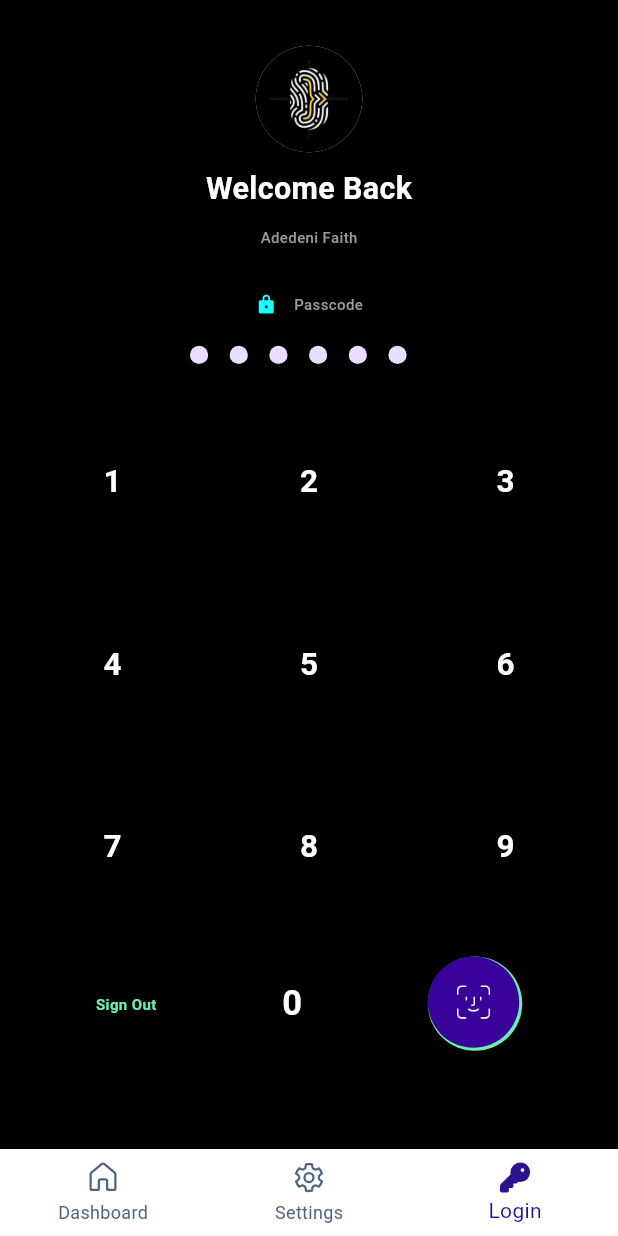
After one commit to adedeni/dynamic-screens, a Flutter app: the screen it shows after launch, item 3 of the bottom bar chosen, on a phone screen of 412 x 824 dp. The commit adds this screen. Run offline on Flutter 3.47's test engine with Material 3 defaults, Android fonts, the phone set to English and light mode, and no system bars; our stand-ins replace fluentui_icons, gap.

Commit message:
design a classic login screen with sign out and face id button

```diff
--- a/lib/class/bottom_bar.dart
+++ b/lib/class/bottom_bar.dart
@@ -1,6 +1,7 @@
 import 'package:fluentui_icons/fluentui_icons.dart';
 import 'package:flutter/material.dart';
 import 'package:screens/screens/home.dart';
+import 'package:screens/screens/login.dart';
 import 'package:screens/utils/app_layout.dart';
 import 'package:screens/utils/styles.dart';
 import '../screens/settings.dart';
@@ -17,6 +18,7 @@ class _BottomBarState extends State<BottomBar> {
   static final List<Widget> _widgetOptions =<Widget> [
     const Home(),
     const Settings(),
+    const Login(),
   ];
   void _onItemTapped(int index) {
     setState(() {
@@ -38,10 +40,15 @@ class _BottomBarState extends State<BottomBar> {
              label: 'Dashboard',
           ),
           BottomNavigationBarItem(
-              icon: Icon(FluentSystemIcons.ic_fluent_person_filled),
-              activeIcon: Icon(FluentSystemIcons.ic_fluent_person_filled),
-             label: 'Profile',
+              icon: Icon(FluentSystemIcons.ic_fluent_settings_regular),
+              activeIcon: Icon(FluentSystemIcons.ic_fluent_settings_filled),
+             label: 'Settings',
           ),
+          BottomNavigationBarItem(
+              icon: Icon(FluentSystemIcons.ic_fluent_key_regular),
+              activeIcon: Icon(FluentSystemIcons.ic_fluent_key_filled),
+             label: 'Login',
+          )
         ],
         currentIndex: _selectedIndex,
         backgroundColor: Colors.white,
--- /dev/null
+++ b/lib/screens/login.dart
@@ -0,0 +1,155 @@
+import 'package:fluentui_icons/fluentui_icons.dart';
+import 'package:flutter/material.dart';
+import 'package:gap/gap.dart';
+import 'package:screens/utils/app_layout.dart';
+import 'package:screens/utils/styles.dart';
+
+class Login extends StatelessWidget {
+  const Login({super.key});
+
+  @override
+  Widget build(BuildContext context) {
+    return Scaffold(
+      backgroundColor: Colors.black,
+      body: Container(
+        padding: EdgeInsets.symmetric(
+          horizontal: AppLayout.getWidth(context, 20),
+          vertical: AppLayout.getHeight(context, 20),
+        ),
+        child: Column(
+          children: [
+            Gap(AppLayout.getHeight(context, 10)),
+            Center(
+              child: CircleAvatar(
+                radius: AppLayout.getHeight(context, 35),
+                backgroundImage: AssetImage("assets/images/profile.jpg"),
+              ),
+            ),
+            Gap(AppLayout.getHeight(context, 10)),
+            Text(
+              "Welcome Back",
+              style: Styles.headLineStyle2.copyWith(
+                color: Colors.white,
+                fontSize: AppLayout.getHeight(context, 20),
+              ),
+            ),
+            Gap(AppLayout.getHeight(context, 10)),
+            Text("Adedeni Faith", style: Styles.headLineStyle4),
+            Gap(AppLayout.getHeight(context, 30)),
+            Row(
+              mainAxisAlignment: MainAxisAlignment.center,
+              children: [
+                Icon(
+                  size: 15,
+                  color: Colors.cyanAccent,
+                  FluentSystemIcons.ic_fluent_lock_filled,
+                ),
+                Gap(AppLayout.getWidth(context, 10)),
+                Text("Passcode", style: Styles.headLineStyle4),
+              ],
+            ),
+            Gap(AppLayout.getHeight(context, 20)),
+            Row(
+              mainAxisAlignment: MainAxisAlignment.center,
+              children: List.generate(6, (index) {
+                return Padding(
+                  padding: EdgeInsets.only(
+                    right:
+                        index < 6
+                            ? AppLayout.getWidth(context, 13)
+                            : 0, //it ensure after the 5th index is generated it give zero padding to the 6th index
+                  ),
+                  child: InkWell(
+                    onTap: () {
+                      // print("Tapped $index");
+                    },
+                    child: CircleAvatar(
+                      radius: AppLayout.getHeight(context, 6),
+                    ),
+                  ),
+                );
+              }),
+            ),
+
+            Gap(AppLayout.getHeight(context, 30)),
+
+            GridView.builder(
+              shrinkWrap: true,
+              physics: const NeverScrollableScrollPhysics(),
+              gridDelegate: const SliverGridDelegateWithFixedCrossAxisCount(
+                crossAxisCount: 3,
+                mainAxisSpacing: 25,
+                crossAxisSpacing: 25,
+                childAspectRatio: 1.1,
+              ),
+              itemCount: 9,
+              itemBuilder: (context, index) {
+                return Center(
+                  child: Text(
+                    '${index + 1}',
+                    style: Styles.headLineStyle2.copyWith(
+                      color: Colors.white,
+                      fontWeight: FontWeight.bold,
+                    ),
+                  ),
+                );
+              },
+            ),
+
+            Gap(AppLayout.getHeight(context, 25)),
+
+            Row(
+              mainAxisAlignment: MainAxisAlignment.spaceAround,
+              children: [
+                InkWell(
+                  onTap:
+                      () => {
+                        //print("tapped")
+                      },
+                  child: Text(
+                    "Sign Out",
+                    style: Styles.headLineStyle4.copyWith(
+                      color: Colors.greenAccent,
+                      fontWeight: FontWeight.bold,
+                    ),
+                  ),
+                ),
+                InkWell(
+                  onTap:
+                      () => {
+                        // print("tapped")
+                      },
+                  child: Text(
+                    "0",
+                    style: Styles.headLineStyle1.copyWith(
+                      color: Colors.white,
+                      fontWeight: FontWeight.bold,
+                    ),
+                  ),
+                ),
+                Stack(
+                  children: [
+                    CircleAvatar(
+                      radius: AppLayout.getHeight(context, 31),
+                      backgroundColor: Colors.greenAccent,
+                    ),
+                    CircleAvatar(
+                      radius: AppLayout.getHeight(context, 30),
+                      backgroundColor: const Color(0xFF39029A),
+                      child: Image.asset(
+                        "assets/images/face_id.png",
+                        width: AppLayout.getWidth(context, 26),
+                        height: AppLayout.getHeight(context, 26),
+                        fit: BoxFit.contain,
+                      ),
+                    ),
+                  ],
+                ),
+              ],
+            ),
+          ],
+        ),
+      ),
+    );
+  }
+}
```
Also changed, not shown: assets/images/face_id.png (added).
